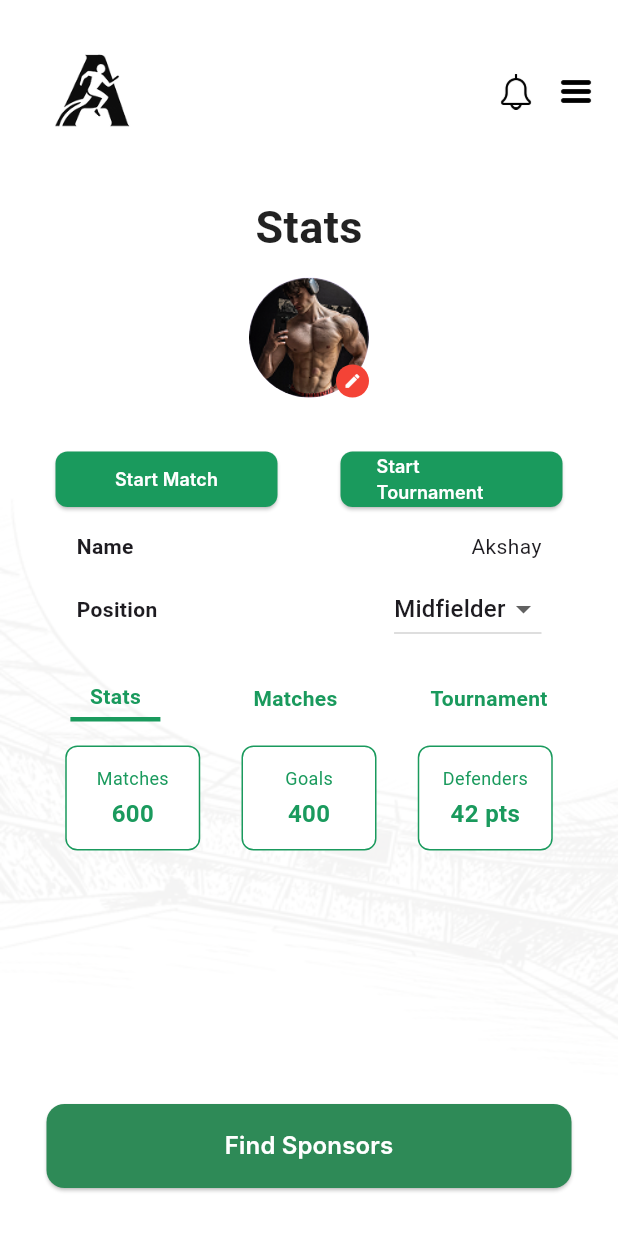
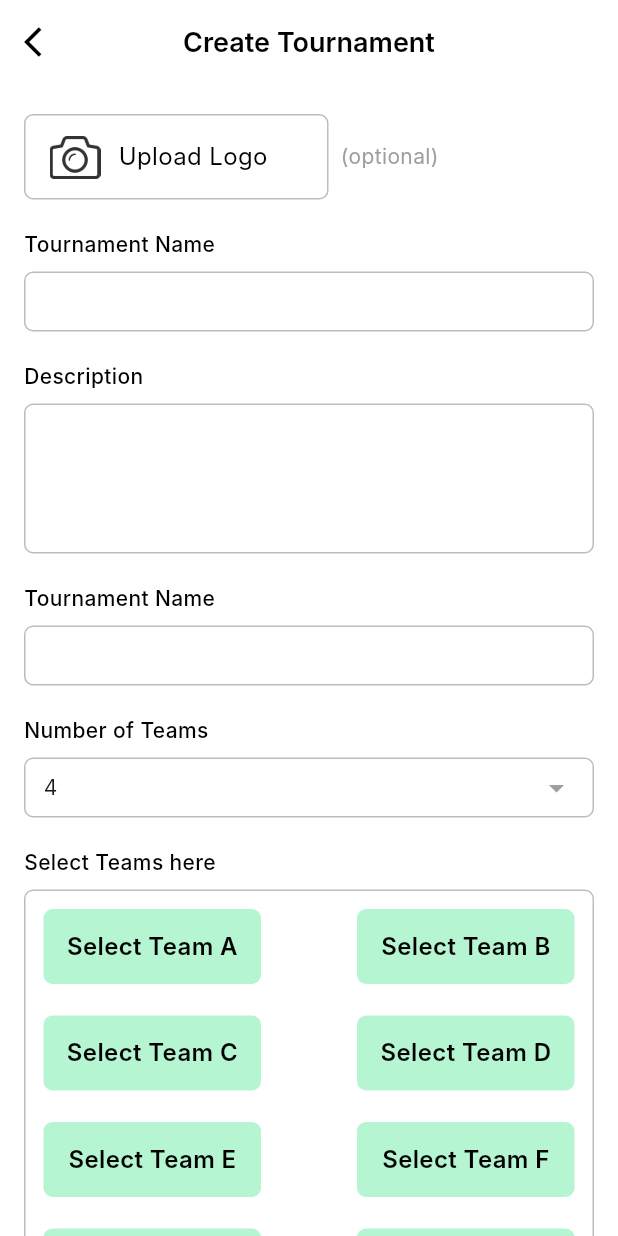
Before and after one commit to hirarajpoot/sports, a Flutter app: the StatsScreen screen opened by its route, after a tap on "Start Tournament", on a phone screen of 412 x 824 dp. Run offline on Flutter 3.47's test engine with Material 3 defaults, Android fonts, the phone set to English and light mode, and no system bars; our stand-ins replace get, share_plus; Roboto replaces fonts that are missing (Inter).

Commit message:
sports app

```diff
--- /dev/null
+++ b/lib/AppUi/AppScreens/CreateTournamentScreen/widgets/date_fields_row.dart
@@ -0,0 +1,86 @@
+import 'package:flutter/material.dart';
+import 'package:get/get.dart';
+import '../../../Controllers/auth-controllers/create_tournament_controller.dart';
+
+class DateFieldsRow extends StatelessWidget {
+  const DateFieldsRow({super.key});
+
+  @override
+  Widget build(BuildContext context) {
+    final controller = Get.find<CreateTournamentController>();
+
+    return Row(
+      children: [
+        Expanded(
+          child: Column(
+            crossAxisAlignment: CrossAxisAlignment.start,
+            children: [
+              const Text(
+                'Start Date',
+                style: TextStyle(
+                  fontSize: 14,
+                  fontFamily: 'Inter',
+                  fontWeight: FontWeight.w500,
+                  color: Colors.black,
+                ),
+              ),
+              const SizedBox(height: 8),
+              SizedBox(
+                height: 40,
+                child: TextField(
+                  controller: controller.startDateController,
+                  readOnly: true,
+                  onTap: () => controller.selectDate(context, controller.startDateController),
+                  decoration: InputDecoration(
+                    hintText: 'dd/mm/yyyy',
+                    hintStyle: const TextStyle(fontFamily: 'Inter'),
+                    border: OutlineInputBorder(
+                      borderRadius: BorderRadius.circular(6),
+                    ),
+                    suffixIcon: const Icon(Icons.calendar_today, size: 16),
+                    contentPadding: const EdgeInsets.symmetric(horizontal: 12),
+                  ),
+                ),
+              ),
+            ],
+          ),
+        ),
+        const SizedBox(width: 12),
+        Expanded(
+          child: Column(
+            crossAxisAlignment: CrossAxisAlignment.start,
+            children: [
+              const Text(
+                'End Date',
+                style: TextStyle(
+                  fontSize: 14,
+                  fontFamily: 'Inter',
+                  fontWeight: FontWeight.w500,
+                  color: Colors.black,
+                ),
+              ),
+              const SizedBox(height: 8),
+              SizedBox(
+                height: 40,
+                child: TextField(
+                  controller: controller.endDateController,
+                  readOnly: true,
+                  onTap: () => controller.selectDate(context, controller.endDateController),
+                  decoration: InputDecoration(
+                    hintText: 'dd/mm/yyyy',
+                    hintStyle: const TextStyle(fontFamily: 'Inter'),
+                    border: OutlineInputBorder(
+                      borderRadius: BorderRadius.circular(6),
+                    ),
+                    suffixIcon: const Icon(Icons.calendar_today, size: 16),
+                    contentPadding: const EdgeInsets.symmetric(horizontal: 12),
+                  ),
+                ),
+              ),
+            ],
+          ),
+        ),
+      ],
+    );
+  }
+}
--- /dev/null
+++ b/lib/AppUi/AppScreens/CreateTournamentScreen/widgets/description_field.dart
@@ -0,0 +1,38 @@
+import 'package:flutter/material.dart';
+
+class DescriptionField extends StatelessWidget {
+  const DescriptionField({super.key});
+
+  @override
+  Widget build(BuildContext context) {
+    return Column(
+      crossAxisAlignment: CrossAxisAlignment.start,
+      children: [
+        const Text(
+          'Description',
+          style: TextStyle(
+            fontSize: 14,
+            fontFamily: 'Inter',
+            fontWeight: FontWeight.w500,
+            color: Colors.black,
+          ),
+        ),
+        const SizedBox(height: 8),
+        Container(
+          height: 100,
+          decoration: BoxDecoration(
+            color: Colors.white,
+            border: Border.all(color: Colors.grey.shade400, width: 1),
+            borderRadius: BorderRadius.circular(6),
+          ),
+          padding: const EdgeInsets.symmetric(horizontal: 12),
+          child: const TextField(
+            maxLines: null,
+            decoration: InputDecoration(border: InputBorder.none),
+            style: TextStyle(fontFamily: 'Inter'),
+          ),
+        ),
+      ],
+    );
+  }
+}
--- /dev/null
+++ b/lib/AppUi/AppScreens/CreateTournamentScreen/widgets/number_of_teams_field.dart
@@ -0,0 +1,57 @@
+import 'package:flutter/material.dart';
+import 'package:get/get.dart';
+import '../../../Controllers/auth-controllers/create_tournament_controller.dart';
+
+class NumberOfTeamsField extends StatelessWidget {
+  const NumberOfTeamsField({super.key});
+
+  @override
+  Widget build(BuildContext context) {
+    final controller = Get.find<CreateTournamentController>();
+
+    return Column(
+      crossAxisAlignment: CrossAxisAlignment.start,
+      children: [
+        const Text(
+          'Number of Teams',
+          style: TextStyle(
+            fontSize: 14,
+            fontFamily: 'Inter',
+            fontWeight: FontWeight.w500,
+            color: Colors.black,
+          ),
+        ),
+        const SizedBox(height: 8),
+        GestureDetector(
+          onTap: () => controller.pickNumberOfTeams(context),
+          child: Container(
+            height: 40,
+            width: double.infinity,
+            decoration: BoxDecoration(
+              color: Colors.white, // ✅ Field bg white
+              border: Border.all(color: Colors.grey.shade400, width: 1),
+              borderRadius: BorderRadius.circular(6),
+            ),
+            padding: const EdgeInsets.symmetric(horizontal: 12),
+            child: Row(
+              children: [
+                Expanded(
+                  child: Obx(
+                    () => Text(
+                      controller.selectedTeams.value,
+                      style: const TextStyle(fontFamily: 'Inter'),
+                    ),
+                  ),
+                ),
+                const Icon(
+                  Icons.arrow_drop_down,
+                  color: Colors.grey,
+                ), // ✅ No extra bg
+              ],
+            ),
+          ),
+        ),
+      ],
+    );
+  }
+}
--- /dev/null
+++ b/lib/AppUi/AppScreens/CreateTournamentScreen/widgets/select_teams_container.dart
@@ -0,0 +1,77 @@
+import 'package:flutter/material.dart';
+
+class SelectTeamsContainer extends StatelessWidget {
+  const SelectTeamsContainer({super.key});
+
+  @override
+  Widget build(BuildContext context) {
+    return Column(
+      crossAxisAlignment: CrossAxisAlignment.start,
+      children: [
+        const Text(
+          'Select Teams here',
+          style: TextStyle(
+            fontSize: 14,
+            fontFamily: 'Inter',
+            fontWeight: FontWeight.w500,
+            color: Colors.black,
+          ),
+        ),
+        const SizedBox(height: 8),
+        Container(
+          height: 297,
+          width: double.infinity,
+          padding: const EdgeInsets.fromLTRB(
+            12,
+            12,
+            12,
+            20,
+          ), // ✅ Added bottom padding
+          decoration: BoxDecoration(
+            color: Colors.white,
+            border: Border.all(color: Colors.grey.shade400, width: 1),
+            borderRadius: BorderRadius.circular(6),
+          ),
+          child: Column(
+            mainAxisAlignment:
+                MainAxisAlignment.spaceBetween, // ✅ Equal spacing
+            children: [
+              _rowBoxes('A', 'B'),
+              _rowBoxes('C', 'D'),
+              _rowBoxes('E', 'F'),
+              _rowBoxes('G', 'H'),
+            ],
+          ),
+        ),
+      ],
+    );
+  }
+
+  Widget _rowBoxes(String left, String right) {
+    return Row(
+      mainAxisAlignment: MainAxisAlignment.spaceBetween,
+      children: [_teamBox('Select Team $left'), _teamBox('Select Team $right')],
+    );
+  }
+
+  Widget _teamBox(String teamName) {
+    return Container(
+      width: 145,
+      height: 50,
+      decoration: BoxDecoration(
+        color: const Color(0xCCA4F2C7),
+        borderRadius: BorderRadius.circular(6),
+      ),
+      alignment: Alignment.center,
+      child: Text(
+        teamName,
+        style: const TextStyle(
+          fontFamily: 'Inter',
+          fontWeight: FontWeight.w600,
+          fontSize: 16,
+          color: Colors.black,
+        ),
+      ),
+    );
+  }
+}
--- /dev/null
+++ b/lib/AppUi/AppScreens/CreateTournamentScreen/widgets/start_button.dart
@@ -0,0 +1,35 @@
+import 'package:flutter/material.dart';
+import 'package:get/get.dart';
+import '../../../Controllers/auth-controllers/create_tournament_controller.dart';
+
+class StartButton extends StatelessWidget {
+  const StartButton({super.key});
+
+  @override
+  Widget build(BuildContext context) {
+    final controller = Get.find<CreateTournamentController>();
+
+    return SizedBox(
+      width: double.infinity,
+      height: 48,
+      child: ElevatedButton(
+        onPressed: controller.startTournament,
+        style: ElevatedButton.styleFrom(
+          backgroundColor: const Color(0xFF2E8A57),
+          shape: RoundedRectangleBorder(
+            borderRadius: BorderRadius.circular(6),
+          ),
+        ),
+        child: const Text(
+          'Start Tournament',
+          style: TextStyle(
+            fontFamily: 'Inter',
+            fontWeight: FontWeight.w600,
+            fontSize: 16,
+            color: Colors.white,
+          ),
+        ),
+      ),
+    );
+  }
+}
--- /dev/null
+++ b/lib/AppUi/AppScreens/CreateTournamentScreen/widgets/tournament_name_field.dart
@@ -0,0 +1,37 @@
+import 'package:flutter/material.dart';
+
+class TournamentNameField extends StatelessWidget {
+  const TournamentNameField({super.key});
+
+  @override
+  Widget build(BuildContext context) {
+    return Column(
+      crossAxisAlignment: CrossAxisAlignment.start,
+      children: [
+        const Text(
+          'Tournament Name',
+          style: TextStyle(
+            fontSize: 14,
+            fontFamily: 'Inter',
+            fontWeight: FontWeight.w500,
+            color: Colors.black,
+          ),
+        ),
+        const SizedBox(height: 8),
+        Container(
+          height: 40,
+          decoration: BoxDecoration(
+            color: Colors.white,
+            border: Border.all(color: Colors.grey.shade400, width: 1),
+            borderRadius: BorderRadius.circular(6),
+          ),
+          padding: const EdgeInsets.symmetric(horizontal: 12),
+          child: const TextField(
+            decoration: InputDecoration(border: InputBorder.none),
+            style: TextStyle(fontFamily: 'Inter'),
+          ),
+        ),
+      ],
+    );
+  }
+}
--- /dev/null
+++ b/lib/AppUi/AppScreens/CreateTournamentScreen/widgets/upload_logo_box.dart
@@ -0,0 +1,49 @@
+import 'package:flutter/material.dart';
+
+class UploadLogoBox extends StatelessWidget {
+  const UploadLogoBox({super.key});
+
+  @override
+  Widget build(BuildContext context) {
+    return Row(
+      children: [
+        Container(
+          height: 57,
+          width: 203,
+          decoration: BoxDecoration(
+            border: Border.all(color: Colors.grey.shade400, width: 1),
+            borderRadius: BorderRadius.circular(6),
+          ),
+          child: Row(
+            children: [
+              const SizedBox(width: 16),
+              Image.asset(
+                'assets/images/camera.png',
+                width: 34,
+                height: 34,
+              ),
+              const SizedBox(width: 12),
+              const Text(
+                'Upload Logo',
+                style: TextStyle(
+                  fontSize: 16,
+                  fontFamily: 'Inter',
+                  color: Colors.black,
+                ),
+              ),
+            ],
+          ),
+        ),
+        const SizedBox(width: 8),
+        const Text(
+          '(optional)',
+          style: TextStyle(
+            fontSize: 14,
+            fontFamily: 'Inter',
+            color: Colors.grey,
+          ),
+        ),
+      ],
+    );
+  }
+}
--- a/lib/AppUi/AppScreens/StatsScreen-Widgets/Widgets/action_buttons.dart
+++ b/lib/AppUi/AppScreens/StatsScreen-Widgets/Widgets/action_buttons.dart
@@ -15,7 +15,7 @@ class ActionButtons extends StatelessWidget {
       ),
       _actionButton(
         title: "Start Tournament",
-        onPressed: () => Get.toNamed('/start-tournament'),
+        onPressed: () => Get.toNamed('/create-tournament'),
       ),
     ],
   );
--- /dev/null
+++ b/lib/AppUi/AppScreens/create_tournament_screen.dart
@@ -0,0 +1,71 @@
+import 'package:flutter/material.dart';
+import 'package:get/get.dart';
+import '../Controllers/auth-controllers/create_tournament_controller.dart';
+import '../AppScreens/CreateTournamentScreen/widgets/upload_logo_box.dart';
+import '../AppScreens/CreateTournamentScreen/widgets/number_of_teams_field.dart';
+import '../AppScreens/CreateTournamentScreen/widgets/description_field.dart';
+import '../AppScreens/CreateTournamentScreen/widgets/date_fields_row.dart';
+import '../AppScreens/CreateTournamentScreen/widgets/start_button.dart';
+import '../AppScreens/CreateTournamentScreen/widgets/tournament_name_field.dart';
+import '../AppScreens/CreateTournamentScreen/widgets/select_teams_container.dart';
+
+class CreateTournamentScreen extends StatelessWidget {
+  CreateTournamentScreen({super.key});
+  final controller = Get.put(CreateTournamentController());
+
+  @override
+  Widget build(BuildContext context) {
+    final isWide = MediaQuery.of(context).size.width > 600;
+    final screenWidth = MediaQuery.of(context).size.width;
+
+    return Scaffold(
+      backgroundColor: Colors.white,
+      appBar: AppBar(
+        backgroundColor: Colors.white,
+        elevation: 0,
+        centerTitle: true,
+        leading: IconButton(
+          icon: const Icon(Icons.arrow_back_ios, color: Colors.black),
+          onPressed: () => Get.back(),
+        ),
+        title: const Text(
+          'Create Tournament',
+          style: TextStyle(
+            color: Colors.black,
+            fontSize: 18,
+            fontFamily: 'Inter',
+            fontWeight: FontWeight.w600,
+          ),
+        ),
+      ),
+      body: SafeArea(
+        child: SingleChildScrollView(
+          padding: EdgeInsets.symmetric(
+            horizontal: isWide ? screenWidth * 0.2 : 16,
+            vertical: 20,
+          ),
+          child: Column(
+            crossAxisAlignment: CrossAxisAlignment.start,
+            children: [
+              const UploadLogoBox(),
+              const SizedBox(height: 20),
+              const TournamentNameField(),
+              const SizedBox(height: 20),
+              const DescriptionField(),
+              const SizedBox(height: 20),
+              const TournamentNameField(),
+              const SizedBox(height: 20),
+              const NumberOfTeamsField(),
+              const SizedBox(height: 20),
+              const SelectTeamsContainer(),
+              const SizedBox(height: 20),
+              const DateFieldsRow(),
+              const SizedBox(height: 30),
+              const StartButton(),
+            ],
+          ),
+        ),
+      ),
+    );
+  }
+}
--- /dev/null
+++ b/lib/AppUi/Controllers/auth-controllers/create_tournament_controller.dart
@@ -0,0 +1,83 @@
+import 'package:flutter/material.dart';
+import 'package:get/get.dart';
+import 'package:intl/intl.dart';
+
+class CreateTournamentController extends GetxController {
+  final TextEditingController startDateController = TextEditingController();
+  final TextEditingController endDateController = TextEditingController();
+  final TextEditingController numberOfTeamsController = TextEditingController();
+
+  final List<String> teamNumbers = List.generate(20, (index) => '${index + 1}');
+  RxString selectedTeams = '4'.obs;
+
+  Future<void> selectDate(
+    BuildContext context,
+    TextEditingController controller,
+  ) async {
+    DateTime? picked = await showDatePicker(
+      context: context,
+      initialDate: DateTime.now(),
+      firstDate: DateTime(2020),
+      lastDate: DateTime(2100),
+    );
+    if (picked != null) {
+      controller.text = DateFormat('dd/MM/yyyy').format(picked);
+    }
+  }
+
+  void pickNumberOfTeams(BuildContext context) {
+    Get.bottomSheet(
+      SafeArea(
+        child: Container(
+          height: 250,
+          decoration: const BoxDecoration(
+            color: Colors.white,
+            borderRadius: BorderRadius.vertical(top: Radius.circular(12)),
+          ),
+          child: Column(
+            children: [
+              const Padding(
+                padding: EdgeInsets.symmetric(vertical: 12),
+                child: Text(
+                  'Select Number of Teams',
+                  style: TextStyle(
+                    fontFamily: 'Inter',
+                    fontSize: 16,
+                    fontWeight: FontWeight.w600,
+                  ),
+                ),
+              ),
+              const Divider(height: 1, thickness: 1, color: Colors.grey),
+              Expanded(
+                child: ListView.builder(
+                  itemCount: teamNumbers.length,
+                  itemBuilder: (context, index) {
+                    return ListTile(
+                      title: Text(
+                        '${teamNumbers[index]} Teams',
+                        style: const TextStyle(fontFamily: 'Inter'),
+                      ),
+                      onTap: () {
+                        selectedTeams.value = teamNumbers[index];
+                        numberOfTeamsController.text = selectedTeams.value;
+                        Get.back();
+                      },
+                    );
+                  },
+                ),
+              ),
+            ],
+          ),
+        ),
+      ),
+      isScrollControlled: false,
+      shape: const RoundedRectangleBorder(
+        borderRadius: BorderRadius.vertical(top: Radius.circular(12)),
+      ),
+    );
+  }
+
+  void startTournament() {
+    Get.toNamed('/next-screen');
+  }
+}
--- a/lib/AppUi/Utlies/routes/app_routes.dart
+++ b/lib/AppUi/Utlies/routes/app_routes.dart
@@ -17,6 +17,7 @@ import '../../AppScreens/live_match_screen.dart';
 import '../../AppScreens/match_summary_screen.dart';
 import '../../AppScreens/leaderboard_screen.dart';
 import '../../AppScreens/match_screen.dart';
+import '../../AppScreens/create_tournament_screen.dart';
 
 class AppRoutes {
   static const String splashscreen = '/splashscreen';
@@ -36,6 +37,7 @@ class AppRoutes {
   static const String matchSummary = '/match-summary';
   static const String leaderboard = '/leaderboard';
   static const String matchScreen = '/match-screen';
+  static const String createTournament = '/create-tournament';
 
   static final pages = [
     GetPage(name: splash, page: () => Splash()),
@@ -111,11 +113,16 @@ class AppRoutes {
       transition: Transition.rightToLeft,
     ),
     GetPage(
-      // ✅ Registered MatchScreen
       name: matchScreen,
       page: () => const MatchScreen(),
       transition: Transition.rightToLeft,
-      // transitionDuration: Duration(milliseconds: 500),
+    ),
+    GetPage(
+      // ✅ Register CreateTournamentScreen
+      name: createTournament,
+      page: () => CreateTournamentScreen(),
+      transition: Transition.rightToLeft,
+      transitionDuration: Duration(milliseconds: 500),
     ),
   ];
 }
--- a/pubspec.yaml
+++ b/pubspec.yaml
@@ -30,6 +30,9 @@ environment:
 dependencies:
   flutter:
     sdk: flutter
+  flutter_svg: ^2.0.10
+  intl: ^0.19.0
+  flutter_lints: ^5.0.0
   # flutter_svg: ^2.0.7
   # The following adds the Cupertino Icons font to your application.
   # Use with the CupertinoIcons class for iOS style icons.
@@ -42,12 +45,13 @@ dev_dependencies:
   flutter_test:
     sdk: flutter
 
+
   # The "flutter_lints" package below contains a set of recommended lints to
   # encourage good coding practices. The lint set provided by the package is
   # activated in the `analysis_options.yaml` file located at the root of your
   # package. See that file for information about deactivating specific lint
   # rules and activating additional ones.
-  flutter_lints: ^5.0.0
+  # flutter_lints: ^5.0.0
 
 # For information on the generic Dart part of this file, see the
 # following page: https://dart.dev/tools/pub/pubspec
```
Also changed, not shown: assets/images/camera.png (added), pubspec.lock.
